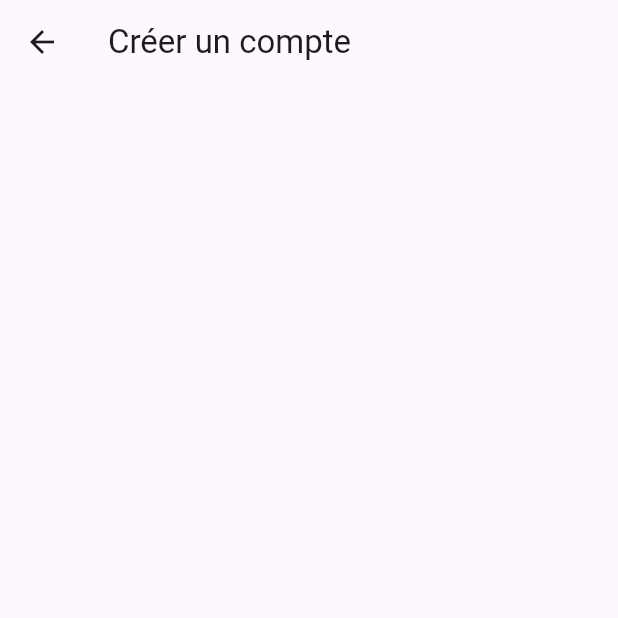
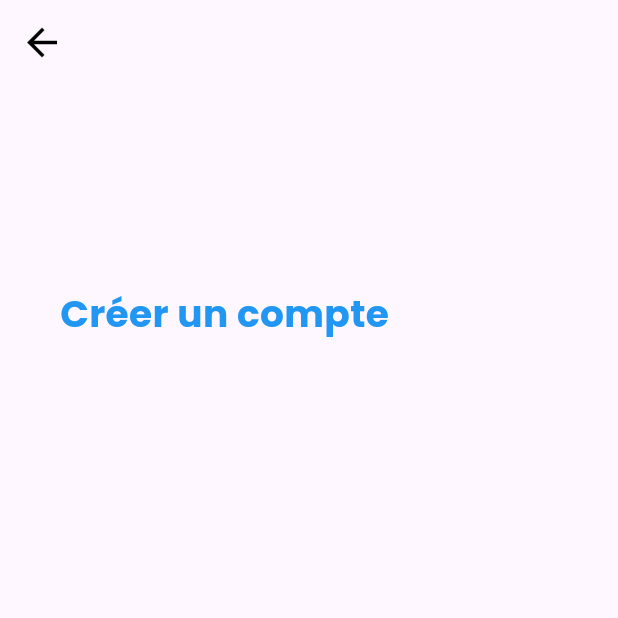
Before and after one commit to mdeport/budget_app, a Flutter app: the page_creation_compte screen opened directly, on a phone screen of 412 x 824 dp, the top half of it. Run offline on Flutter 3.47's test engine with Material 3 defaults, Android fonts, the phone set to English and light mode, and no system bars; our stand-ins replace google_fonts.

Commit message:
commencer a faire la page de presentation pour créer un compte il resteras a mettre le champs texte adresse mail et mdp

```diff
--- a/lib/pages/page-authentification/page-creer-compte.dart
+++ b/lib/pages/page-authentification/page-creer-compte.dart
@@ -1,11 +1,93 @@
+import 'package:application_budget_app/main.dart';
 import 'package:flutter/material.dart';
+import 'package:application_budget_app/animation/temps-affichage-animation.dart';
+import 'package:google_fonts/google_fonts.dart';
 
 class page_creation_compte extends StatelessWidget {
   @override
   Widget build(BuildContext context) {
     return Scaffold(
       appBar: AppBar(
-        title: Text('Créer un compte'),
+        backgroundColor: Colors.white.withOpacity(0),
+        leading: IconButton(
+          icon: const Icon(
+            Icons.arrow_back,
+            color: Colors.black,
+            size: 30,
+          ),
+          onPressed: () {
+            Navigator.pop(context);
+          },
+        ),
+      ),
+      body: SingleChildScrollView(
+        child: Column(
+          children: [
+            Container(
+              margin: const EdgeInsets.symmetric(vertical: 135, horizontal: 40),
+              child: Column(
+                crossAxisAlignment: CrossAxisAlignment.start,
+                children: [
+                  TempsAnimation(
+                    delai: 1000,
+                    child: Text(
+                      'Créer un compte',
+                      style: GoogleFonts.poppins(
+                        fontSize: 25,
+                        fontWeight: FontWeight.bold,
+                        color: Colors.blue,
+                      ),
+                    ),
+                  ),
+                  SizedBox(height: 22),
+                  TempsAnimation(
+                    delai: 2500,
+                    child: Text(
+                      "Il est recommandé de connecter votre adresse e-mail pour que nous puissions mieux protéger vos informations.",
+                      style: GoogleFonts.poppins(
+                        fontSize: 16,
+                        fontWeight: FontWeight.w500,
+                        color: Colors.grey,
+                      ),
+                    ),
+                  ),
+                ],
+              ),
+            ),
+            SizedBox(height: 35),
+            // LoginForm(),
+            SizedBox(height: 125),
+            TempsAnimation(
+              delai: 5500,
+              child: ElevatedButton(
+                style: ElevatedButton.styleFrom(
+                  primary: Colors.blue[900],
+                  shape: StadiumBorder(),
+                  padding: EdgeInsets.symmetric(
+                    horizontal: 125,
+                    vertical: 13,
+                  ),
+                ),
+                child: Text(
+                  "CONFIRMER",
+                  style: GoogleFonts.poppins(
+                    fontSize: 15,
+                    color: Colors.white,
+                    fontWeight: FontWeight.w500,
+                  ),
+                ),
+                onPressed: () {
+                  Navigator.push(
+                    context,
+                    MaterialPageRoute(
+                      builder: (context) => MyApp(),
+                    ),
+                  );
+                },
+              ),
+            ),
+          ],
+        ),
       ),
     );
   }
```
